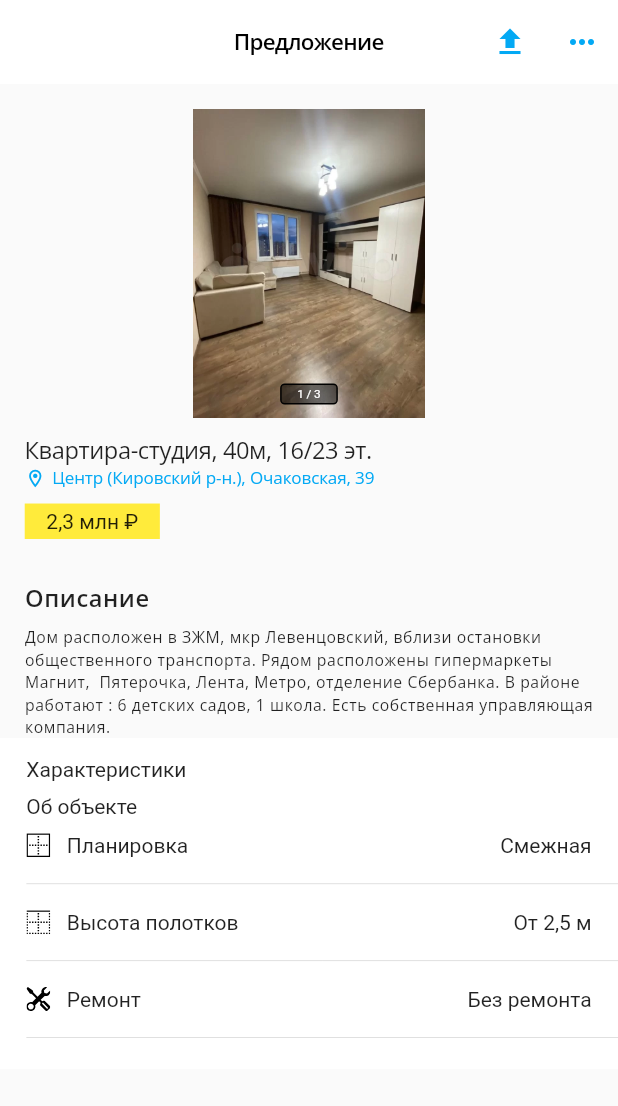
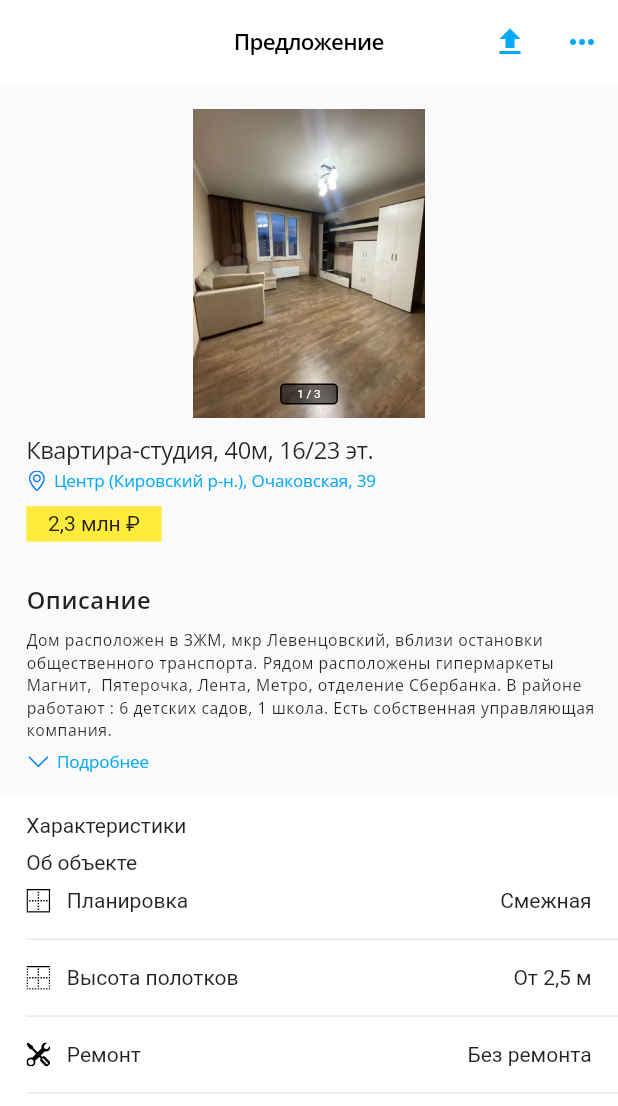
Before and after one commit to asayke/avito_page, a Flutter app: the screen it shows after launch, on a phone screen of 412 x 824 dp. Shown: the top 1106 px of the screen. Run offline on Flutter 3.47's test engine with Material 2 defaults, Android fonts, the phone set to English and light mode, and no system bars; drawn by our look-alikes of carousel_slider; our stand-ins replace equatable, flutter_screenutil, flutter_svg.

Commit message:
Refactored code

```diff
--- a/lib/home_page.dart
+++ b/lib/home_page.dart
@@ -1,5 +1,7 @@
 import 'package:avito_page/models/category_model.dart';
 import 'package:avito_page/utils/app_icons.dart';
+import 'package:avito_page/widgets/announcement.dart';
+import 'package:avito_page/widgets/desctription.dart';
 import 'package:avito_page/widgets/my_image.dart';
 import 'package:avito_page/widgets/specifications.dart';
 import 'package:flutter/material.dart';
@@ -37,7 +39,8 @@ class HomePage extends StatelessWidget {
               icon: const Icon(Icons.more_horiz)),
         ],
       ),
-      body: Column(
+      body: SingleChildScrollView(
+        child: Column(
           children: [
             SizedBox(height: 19.h),
             Padding(
@@ -58,64 +61,12 @@ class HomePage extends StatelessWidget {
                     .toList(),
               ),
             ),
-          Align(
-            alignment: Alignment.topLeft,
-            child: Padding(
-              padding: EdgeInsets.only(top: 12.0.h, left: 15.w),
-              child: Text(
-                "Квартира-студия, 40м, 16/23 эт.",
-                style: AppTextStyles.adNameTextStyle,
-              ),
-            ),
-          ),
-          Padding(
-            padding: EdgeInsets.only(left: 15.w),
-            child: Row(children: [
-              Icon(
-                size: 16.r,
-                Icons.location_on_outlined,
-                color: Colors.lightBlue,
-              ),
-              SizedBox(
-                width: 4.w,
-              ),
-              Text("Центр (Кировский р-н.), Очаковская, 39",
-                  style: AppTextStyles.geolocationTextStyle)
-            ]),
-          ),
-          Padding(
-            padding: EdgeInsets.only(left: 15.w),
-            child: Column(
-              crossAxisAlignment: CrossAxisAlignment.start,
-              children: [
-                SizedBox(
-                  height: 10.h,
-                ),
-                Container(
-                  height: 27.h,
-                  width: 82.w,
-                  color: Colors.yellow,
-                  child: const Center(child: Text("2,3 млн ₽")),
-                ),
-                SizedBox(
-                  height: 40.h,
-                ),
-                Text(
-                  "Описание",
-                  textAlign: TextAlign.left,
-                  style: AppTextStyles.descriptionTitleTextStyle,
-                ),
-                SizedBox(height: 11.h),
-                Text(
-                  "Дом расположен в ЗЖМ, мкр Левенцовский, вблизи остановки общественного транспорта. Рядом расположены гипермаркеты ${"Магнит"},  ${"Пятерочка"}, ${"Лента"}, ${"Метро"}, отделение ${"Сбербанка"}. В районе работают : 6 детских садов, 1 школа. Есть собственная управляющая компания.",
-                  style: AppTextStyles.descriptionTextStyle,
-                  textAlign: TextAlign.left,
-                ),
+            const AnnouncementWidget(),
+            SizedBox(height: 10.h,),
+            const DescriptionWidget(),
+            const SpecificationsWidget(),
           ],
         ),
-          ),
-          const SpecificationsWidget(),
-        ],
       ),
     );
   }
@@ -149,12 +100,7 @@ class PhotoCarouselCard extends StatelessWidget {
               child: Center(
                 child: Text(
                   "${category.number}/${Category.categories.length}",
-                  style: TextStyle(
-                      color: Colors.white,
-                      fontSize: 9.0.sp,
-                      fontWeight: FontWeight.w400,
-                      letterSpacing: 1.59.w,
-                      height: 10.h / 9.sp),
+                  style: AppTextStyles.categoryNumberTextStyle,
                 ),
               ),
             ),
--- a/lib/utils/app_icons.dart
+++ b/lib/utils/app_icons.dart
@@ -3,4 +3,6 @@ abstract class AppIcons {
   static const String borderOuter1Icon = "assets/icons/border-outer 1.svg";
   static const String borderTop1Icon = "assets/icons/border-top 1.svg";
   static const String tools1Icon = "assets/icons/tools 1.svg";
+  static const String chevronDown1Icon = "assets/icons/chevron-down 1.svg";
+  static const String geoAlt1Icon = "assets/icons/geo-alt1.svg";
 }
--- a/lib/utils/app_text_styles.dart
+++ b/lib/utils/app_text_styles.dart
@@ -32,4 +32,11 @@ abstract class AppTextStyles {
       letterSpacing: -0.24.w,
       fontSize: 18.sp,
       fontFamily: "OpenSans");
+
+  static final TextStyle categoryNumberTextStyle = TextStyle(
+      color: Colors.white,
+      fontSize: 9.0.sp,
+      fontWeight: FontWeight.w400,
+      letterSpacing: 1.59.w,
+      height: 10.h / 9.sp);
 }
--- /dev/null
+++ b/lib/widgets/announcement.dart
@@ -0,0 +1,43 @@
+import 'package:flutter/material.dart';
+import 'package:flutter_screenutil/flutter_screenutil.dart';
+import 'package:flutter_svg/svg.dart';
+
+import '../utils/app_icons.dart';
+import '../utils/app_text_styles.dart';
+
+class AnnouncementWidget extends StatelessWidget {
+  const AnnouncementWidget({super.key});
+
+  @override
+  Widget build(BuildContext context) {
+    return Container(
+      padding: EdgeInsets.only(left: 16.w, top: 12.h, bottom: 15.h),
+      child: Column(crossAxisAlignment: CrossAxisAlignment.start, children: [
+        Text(
+          "Квартира-студия, 40м, 16/23 эт.",
+          style: AppTextStyles.adNameTextStyle,
+        ),
+        SizedBox(
+          height: 2.h,
+        ),
+        Row(children: [
+          SvgPicture.asset(AppIcons.geoAlt1Icon),
+          SizedBox(
+            width: 4.w,
+          ),
+          Text("Центр (Кировский р-н.), Очаковская, 39",
+              style: AppTextStyles.geolocationTextStyle),
+        ]),
+        SizedBox(
+          height: 10.h,
+        ),
+        Container(
+          height: 27.h,
+          width: 82.w,
+          color: Colors.yellow,
+          child: const Center(child: Text("2,3 млн ₽")),
+        ),
+      ]),
+    );
+  }
+}
--- /dev/null
+++ b/lib/widgets/desctription.dart
@@ -0,0 +1,43 @@
+import 'package:avito_page/utils/app_icons.dart';
+import 'package:flutter/material.dart';
+import 'package:flutter_screenutil/flutter_screenutil.dart';
+import 'package:flutter_svg/svg.dart';
+
+import '../utils/app_text_styles.dart';
+
+class DescriptionWidget extends StatelessWidget {
+  const DescriptionWidget({super.key});
+
+  @override
+  Widget build(BuildContext context) {
+    return Container(
+      padding: EdgeInsets.only(left: 16.w, bottom: 15.h, top: 15.h),
+      child: Column(
+        crossAxisAlignment: CrossAxisAlignment.start,
+        children: [
+          Text(
+            "Описание",
+            textAlign: TextAlign.left,
+            style: AppTextStyles.descriptionTitleTextStyle,
+          ),
+          SizedBox(height: 11.h),
+          Text(
+            "Дом расположен в ЗЖМ, мкр Левенцовский, вблизи остановки общественного транспорта. Рядом расположены гипермаркеты ${"Магнит"},  ${"Пятерочка"}, ${"Лента"}, ${"Метро"}, отделение ${"Сбербанка"}. В районе работают : 6 детских садов, 1 школа. Есть собственная управляющая компания.",
+            style: AppTextStyles.descriptionTextStyle,
+            textAlign: TextAlign.left,
+          ),
+          SizedBox(
+            height: 7.h,
+          ),
+          Row(children: [
+            SvgPicture.asset(AppIcons.chevronDown1Icon),
+            SizedBox(
+              width: 4.w,
+            ),
+            Text("Подробнее", style: AppTextStyles.geolocationTextStyle),
+          ]),
+        ],
+      ),
+    );
+  }
+}
```
Also changed, not shown: assets/icons/chevron-down 1.svg (added), assets/icons/geo-alt1.svg (added). Lines whose indentation alone changed are shown as unchanged.
